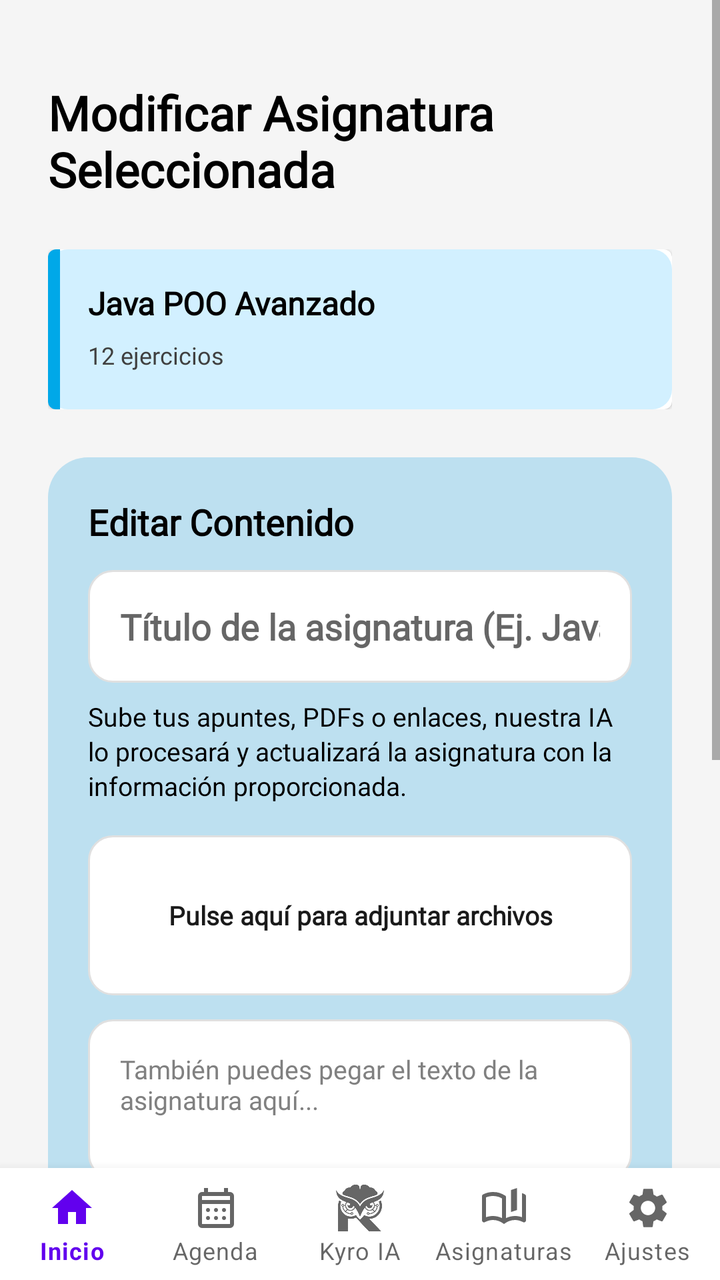
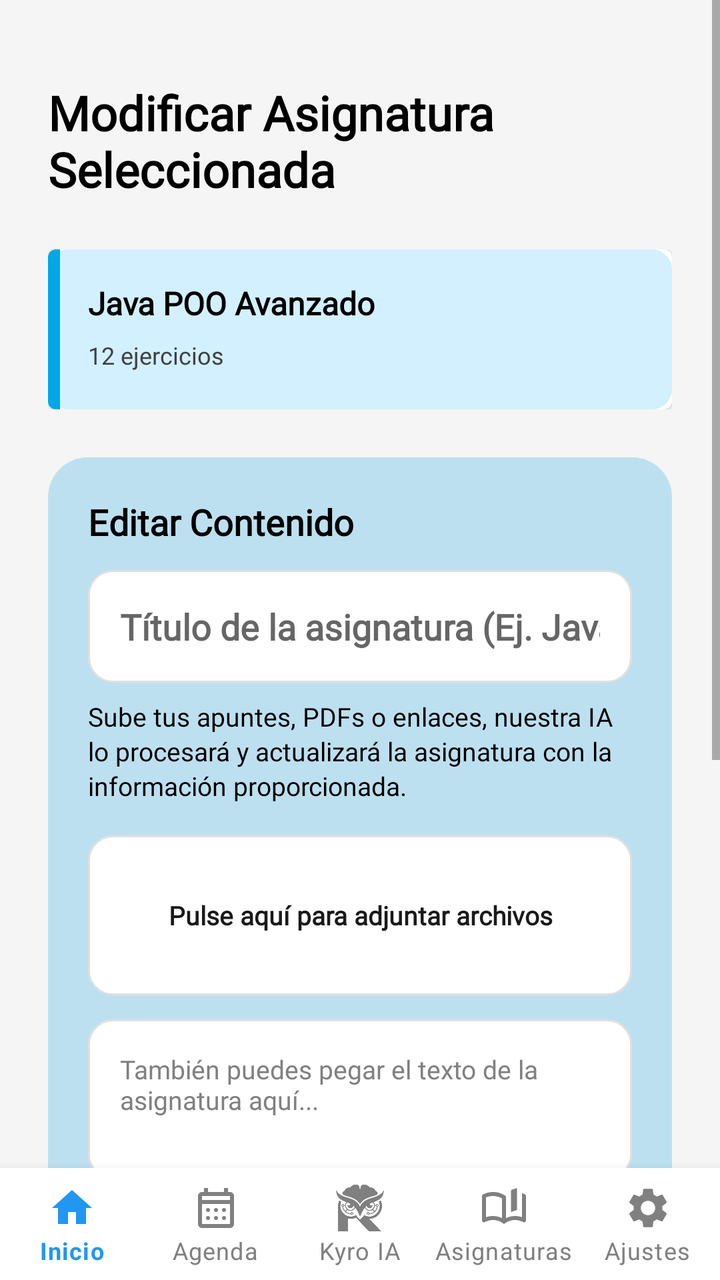

Compare the two renders of this Android layout. The source of the first and the diff that turns it into the second are given below.
<!-- AndroidManifest.xml: activity theme Theme.MaterialComponents.Light.NoActionBar -->
<!-- res/layout/activity_modificar_asignatura.xml -->
<?xml version="1.0" encoding="utf-8"?>
<androidx.constraintlayout.widget.ConstraintLayout xmlns:android="http://schemas.android.com/apk/res/android"
    xmlns:app="http://schemas.android.com/apk/res-auto"
    android:layout_width="match_parent"
    android:layout_height="match_parent"
    android:background="#F5F5F5">

    <ScrollView
        android:layout_width="match_parent"
        android:layout_height="0dp"
        android:fillViewport="true"
        app:layout_constraintTop_toTopOf="parent"
        app:layout_constraintStart_toStartOf="parent"
        app:layout_constraintEnd_toEndOf="parent"
        app:layout_constraintBottom_toTopOf="@+id/bottomNavigation">

    <androidx.constraintlayout.widget.ConstraintLayout
        android:layout_width="match_parent"
        android:layout_height="wrap_content"
        android:padding="24dp">

        <TextView
            android:id="@+id/tvTituloModificar"
            android:layout_width="0dp"
            android:layout_height="wrap_content"
            android:text="@string/mod_asignatura_titulo"
            android:fontFamily="@font/poppins"
            android:textColor="#000000"
            android:textSize="24sp"
            android:textStyle="bold"
            android:layout_marginTop="16dp"
            app:layout_constraintStart_toStartOf="parent"
            app:layout_constraintTop_toTopOf="parent"
            android:layout_marginEnd="8dp"/>

        <LinearLayout
            android:id="@+id/containerAsignaturaInfo"
            android:layout_width="match_parent"
            android:layout_height="wrap_content"
            android:layout_marginTop="24dp"
            android:orientation="vertical"
            app:layout_constraintTop_toBottomOf="@id/tvTituloModificar">

            <com.google.android.material.card.MaterialCardView
                android:layout_width="match_parent"
                android:layout_height="wrap_content">

                <androidx.constraintlayout.widget.ConstraintLayout
                    android:layout_width="match_parent"
                    android:layout_height="wrap_content"
                    android:background="@drawable/bg_azul_claro_kyro"
                    android:minHeight="80dp">

                    <View
                        android:layout_width="6dp"
                        android:layout_height="0dp"
                        android:background="#00A8E8"
                        app:layout_constraintBottom_toBottomOf="parent"
                        app:layout_constraintStart_toStartOf="parent"
                        app:layout_constraintTop_toTopOf="parent" />

                    <TextView
                        android:id="@+id/tvNombreAsignatura"
                        android:layout_width="0dp"
                        android:layout_height="wrap_content"
                        android:layout_marginStart="20dp"
                        android:layout_marginTop="16dp"
                        android:layout_marginEnd="8dp"
                        android:text="@string/mod_asignatura_placeholder_asignatura"
                        android:fontFamily="@font/poppins"
                        android:textColor="#000000"
                        android:textSize="16sp"
                        android:textStyle="bold"
                        app:layout_constraintEnd_toEndOf="parent"
                        app:layout_constraintStart_toStartOf="parent"
                        app:layout_constraintTop_toTopOf="parent" />

                    <TextView
                        android:layout_width="wrap_content"
                        android:layout_height="wrap_content"
                        android:layout_marginStart="20dp"
                        android:layout_marginTop="4dp"
                        android:layout_marginBottom="16dp"
                        android:text="@string/mod_asignatura_placeholder_ejercicios"
                        android:fontFamily="@font/poppins"
                        android:textColor="#404040"
                        android:textSize="12sp"
                        app:layout_constraintBottom_toBottomOf="parent"
                        app:layout_constraintStart_toStartOf="parent"
                        app:layout_constraintTop_toBottomOf="@id/tvNombreAsignatura" />

                </androidx.constraintlayout.widget.ConstraintLayout>
            </com.google.android.material.card.MaterialCardView>

        </LinearLayout>

        <LinearLayout
            android:id="@+id/containerCargarNuevo"
            android:layout_width="match_parent"
            android:layout_height="wrap_content"
            android:layout_marginTop="24dp"
            android:orientation="vertical"
            android:padding="20dp"
            android:background="@drawable/bg_azul_kyro"
            app:layout_constraintTop_toBottomOf="@id/containerAsignaturaInfo">

            <TextView
                android:layout_width="wrap_content"
                android:layout_height="wrap_content"
                android:text="@string/mod_asignatura_editar_contenido"
                android:fontFamily="@font/poppins"
                android:textColor="#000000"
                android:textSize="18sp"
                android:textStyle="bold" />

            <EditText
                android:id="@+id/etTituloModificar"
                android:layout_width="match_parent"
                android:layout_height="wrap_content"
                android:layout_marginTop="12dp"
                android:background="@drawable/bg_blanco_redondeado"
                android:padding="16dp"
                android:hint="@string/mod_asignatura_hint_titulo"
                android:fontFamily="@font/poppins"
                android:textColor="#1A1A1A"
                android:textStyle="bold"
                android:inputType="textCapSentences"
                android:maxLines="1" />

            <TextView
                android:layout_width="match_parent"
                android:layout_height="wrap_content"
                android:layout_marginTop="8dp"
                android:text="@string/mod_asignatura_desc_ia"
                android:fontFamily="@font/poppins"
                android:textColor="#000000"
                android:textSize="13sp"
                android:lineSpacingExtra="2dp"/>

            <TextView
                android:id="@+id/btnAdjuntar"
                android:layout_width="match_parent"
                android:layout_height="80dp"
                android:layout_marginTop="16dp"
                android:background="@drawable/bg_blanco_redondeado"
                android:gravity="center"
                android:text="@string/mod_asignatura_btn_adjuntar"
                android:fontFamily="@font/poppins"
                android:textColor="#1A1A1A"
                android:textSize="13sp"
                android:textStyle="bold"
                android:padding="8dp"/>

            <EditText
                android:id="@+id/etContenidoApuntes"
                android:layout_width="match_parent"
                android:layout_height="80dp"
                android:layout_marginTop="12dp"
                android:background="@drawable/bg_blanco_redondeado"
                android:gravity="top|start"
                android:padding="16dp"
                android:hint="@string/mod_asignatura_hint_apuntes"
                android:fontFamily="@font/poppins"
                android:textColorHint="#808080"
                android:textColor="#1A1A1A"
                android:textSize="13sp"
                android:inputType="textMultiLine"
                android:maxLines="10"
                />

            <com.google.android.material.button.MaterialButton
                android:id="@+id/btnAnalizar"
                android:layout_width="match_parent"
                android:layout_height="60dp"
                android:layout_marginTop="16dp"
                android:backgroundTint="#00A8E8"
                android:text="@string/mod_asignatura_btn_guardar"

                android:textAllCaps="false"
                android:textColor="#FFFFFF"
                android:textSize="16sp"
                android:textStyle="bold"
                app:cornerRadius="12dp" />

            <com.google.android.material.button.MaterialButton
                android:id="@+id/btnEliminar"
                android:layout_width="match_parent"
                android:layout_height="60dp"
                android:layout_marginTop="24dp"
                android:layout_marginBottom="24dp"
                android:text="@string/mod_asignatura_btn_eliminar"
                android:textAllCaps="false"
                android:textColor="#FFFFFF"
                android:textSize="16sp"
                android:textStyle="bold"
                app:backgroundTint="#FF5252"
                app:cornerRadius="12dp"
                app:icon="@android:drawable/ic_menu_delete"
                app:iconGravity="textStart"
                app:iconTint="#FFFFFF" />


        </LinearLayout>

        <View
            android:layout_width="match_parent"
            android:layout_height="80dp"
            app:layout_constraintTop_toBottomOf="@id/containerCargarNuevo"/>

        </androidx.constraintlayout.widget.ConstraintLayout>
    </ScrollView>

        
        <com.google.android.material.bottomnavigation.BottomNavigationView
            android:id="@+id/bottomNavigation"
            android:layout_width="0dp"
            android:layout_height="wrap_content"
            android:background="@android:color/white"
            app:elevation="8dp"
            app:labelVisibilityMode="labeled"
            app:menu="@menu/bottom_nav_menu"
            app:layout_constraintBottom_toBottomOf="parent"
            app:layout_constraintStart_toStartOf="parent"
            app:layout_constraintEnd_toEndOf="parent" />


</androidx.constraintlayout.widget.ConstraintLayout>
<!-- resources referenced by this layout -->
<resources>
  <!-- drawable bg_azul_claro_kyro (drawable) -->
  <?xml version="1.0" encoding="utf-8"?>
  <shape xmlns:android="http://schemas.android.com/apk/res/android">
      <solid android:color="#D2F0FF"/>
      <corners android:radius="10dp"/>
  </shape>
  <!-- drawable bg_azul_kyro (drawable) -->
  <?xml version="1.0" encoding="utf-8"?>
  <shape xmlns:android="http://schemas.android.com/apk/res/android">
      <solid android:color="#BDE0F0"/>
      <corners android:radius="20dp"/>
  </shape>
  <!-- drawable bg_blanco_redondeado (drawable) -->
  <?xml version="1.0" encoding="utf-8"?>
  <selector xmlns:android="http://schemas.android.com/apk/res/android">
      <item android:state_selected="true">
          <shape android:shape="rectangle">
              <solid android:color="@color/b100"/> <corners android:radius="12dp"/>
              <stroke android:width="2dp" android:color="@color/b100"/>
          </shape>
      </item>
  
      <item>
          <shape android:shape="rectangle">
              <solid android:color="#FFFFFF"/>
              <corners android:radius="12dp"/>
              <stroke android:width="1dp" android:color="#E0E0E0"/>
          </shape>
      </item>
  </selector>
  <string name="mod_asignatura_btn_adjuntar">Pulse aquí para adjuntar archivos</string>
  <string name="mod_asignatura_btn_eliminar">Eliminar Asignatura</string>
  <string name="mod_asignatura_btn_guardar">Guardar Cambios</string>
  <string name="mod_asignatura_desc_ia">Sube tus apuntes, PDFs o enlaces, nuestra IA lo procesará y actualizará la asignatura con la información proporcionada.</string>
  <string name="mod_asignatura_editar_contenido">Editar Contenido</string>
  <string name="mod_asignatura_hint_apuntes">También puedes pegar el texto de la asignatura aquí...</string>
  <string name="mod_asignatura_hint_titulo">Título de la asignatura (Ej. Java POO)</string>
  <string name="mod_asignatura_placeholder_asignatura">Java POO Avanzado</string>
  <string name="mod_asignatura_placeholder_ejercicios">12 ejercicios</string>
  <string name="mod_asignatura_titulo">Modificar Asignatura Seleccionada</string>
  <color name="b100">#BBDEFB</color>
</resources>

<!-- the commit's change to res/layout/activity_modificar_asignatura.xml (unified diff, before → after) -->
@@ -3,7 +3,8 @@
     xmlns:app="http://schemas.android.com/apk/res-auto"
     android:layout_width="match_parent"
     android:layout_height="match_parent"
-    android:background="#F5F5F5">
+    android:background="#F5F5F5"
+    android:fitsSystemWindows="true">
 
     <ScrollView
         android:layout_width="match_parent"
@@ -211,17 +212,21 @@
     </ScrollView>
 
         
-        <com.google.android.material.bottomnavigation.BottomNavigationView
-            android:id="@+id/bottomNavigation"
-            android:layout_width="0dp"
-            android:layout_height="wrap_content"
-            android:background="@android:color/white"
-            app:elevation="8dp"
-            app:labelVisibilityMode="labeled"
-            app:menu="@menu/bottom_nav_menu"
-            app:layout_constraintBottom_toBottomOf="parent"
-            app:layout_constraintStart_toStartOf="parent"
-            app:layout_constraintEnd_toEndOf="parent" />
+    <com.google.android.material.bottomnavigation.BottomNavigationView
+        android:id="@+id/bottomNavigation"
+        android:layout_width="match_parent"
+        android:layout_height="wrap_content"
+        android:background="@android:color/white"
+        app:elevation="8dp"
+
+        app:itemIconTint="@color/nav_item_colors"
+        app:itemTextColor="@color/nav_item_colors"
+
+        app:labelVisibilityMode="labeled"
+        app:layout_constraintBottom_toBottomOf="parent"
+        app:layout_constraintEnd_toEndOf="parent"
+        app:layout_constraintStart_toStartOf="parent"
+        app:menu="@menu/bottom_nav_menu" />
 
 
 </androidx.constraintlayout.widget.ConstraintLayout>
